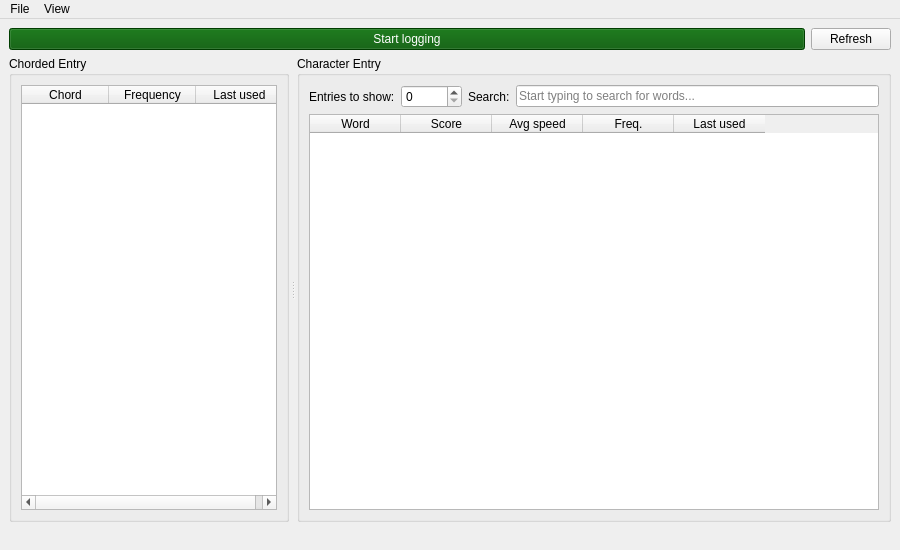
Qt form ui/MainWindow.ui (CharaChorder/nexus) before a commit.
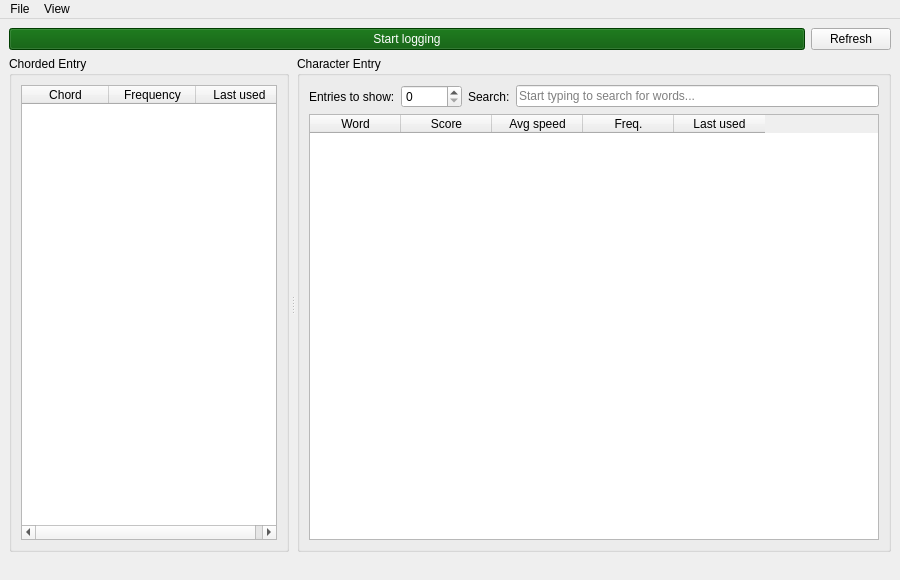
The same form after that commit. Icons and pictures are not drawn.

Commit message: Use icon for all windows

What changed in the file:
```diff
--- a/ui/MainWindow.ui
+++ b/ui/MainWindow.ui
@@ -7,7 +7,7 @@
     <x>0</x>
     <y>0</y>
     <width>900</width>
-    <height>550</height>
+    <height>580</height>
    </rect>
   </property>
   <property name="windowTitle">
```
Left out of the diff: 4 changed lines with no effect on the pictures. The commit also changes 4 other files.
